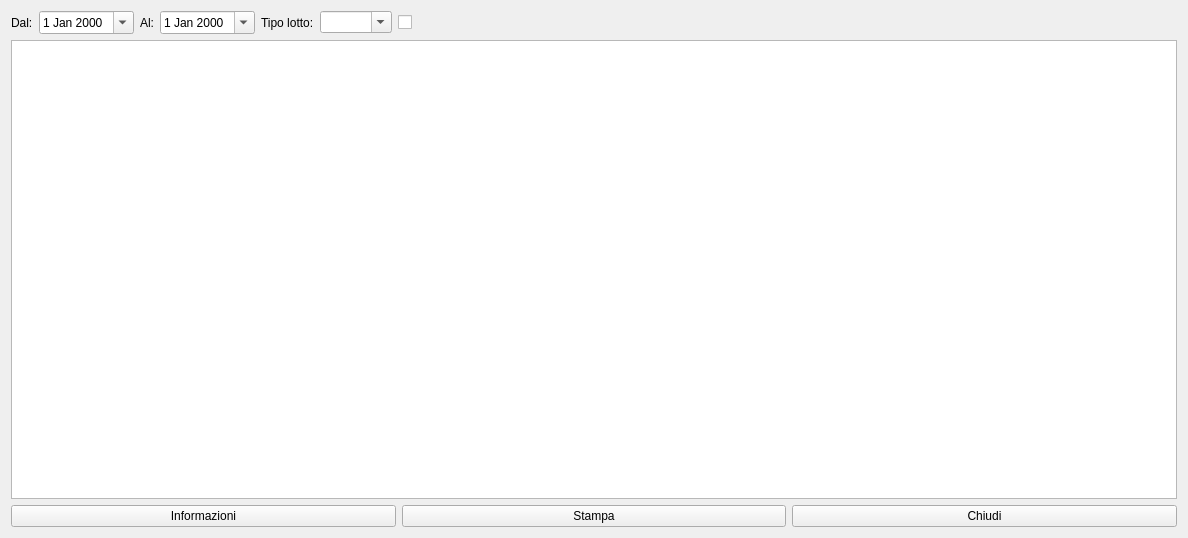
First picture: the form in hlotti_new.ui, repository fblabs/hamlet-mod-sancon, before the edit.
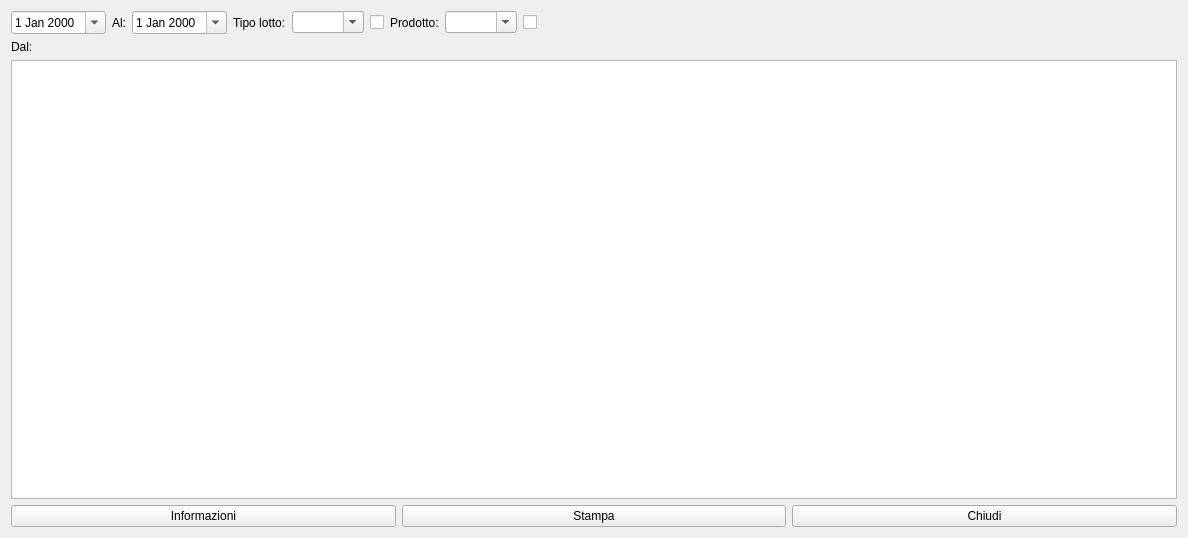
Second picture: the form after the edit. Icons and pictures are not drawn.

The edit to the form file:
```diff
--- a/hlotti_new.ui
+++ b/hlotti_new.ui
@@ -19,13 +19,6 @@
   <layout class="QVBoxLayout" name="verticalLayout">
    <item>
     <layout class="QHBoxLayout" name="horizontalLayout_3">
-     <item>
-      <widget class="QLabel" name="label">
-       <property name="text">
-        <string>Dal:</string>
-       </property>
-      </widget>
-     </item>
      <item>
       <widget class="QDateEdit" name="deFrom">
        <property name="calendarPopup">
@@ -76,6 +69,32 @@
       </layout>
      </item>
      <item>
+      <layout class="QHBoxLayout" name="horizontalLayout_4">
+       <item>
+        <widget class="QLabel" name="label_4">
+         <property name="text">
+          <string>Prodotto:</string>
+         </property>
+        </widget>
+       </item>
+       <item>
+        <widget class="QComboBox" name="cbProduct">
+         <property name="editable">
+          <bool>true</bool>
+         </property>
+         <property name="insertPolicy">
+          <enum>QComboBox::NoInsert</enum>
+         </property>
+        </widget>
+       </item>
+       <item>
+        <widget class="QCheckBox" name="ckbUseProduct">
+         <property name="text">
+          <string/>
+         </property>
+        </widget>
+       </item>
+       <item>
       <spacer name="horizontalSpacer">
        <property name="orientation">
         <enum>Qt::Horizontal</enum>
@@ -89,6 +108,15 @@
       </spacer>
      </item>
     </layout>
+     </item>
+    </layout>
+   </item>
+   <item>
+    <widget class="QLabel" name="label">
+     <property name="text">
+      <string>Dal:</string>
+     </property>
+    </widget>
    </item>
    <item>
     <widget class="QTableView" name="tvLotti">
```
Lines whose indentation alone changed are shown as unchanged.
